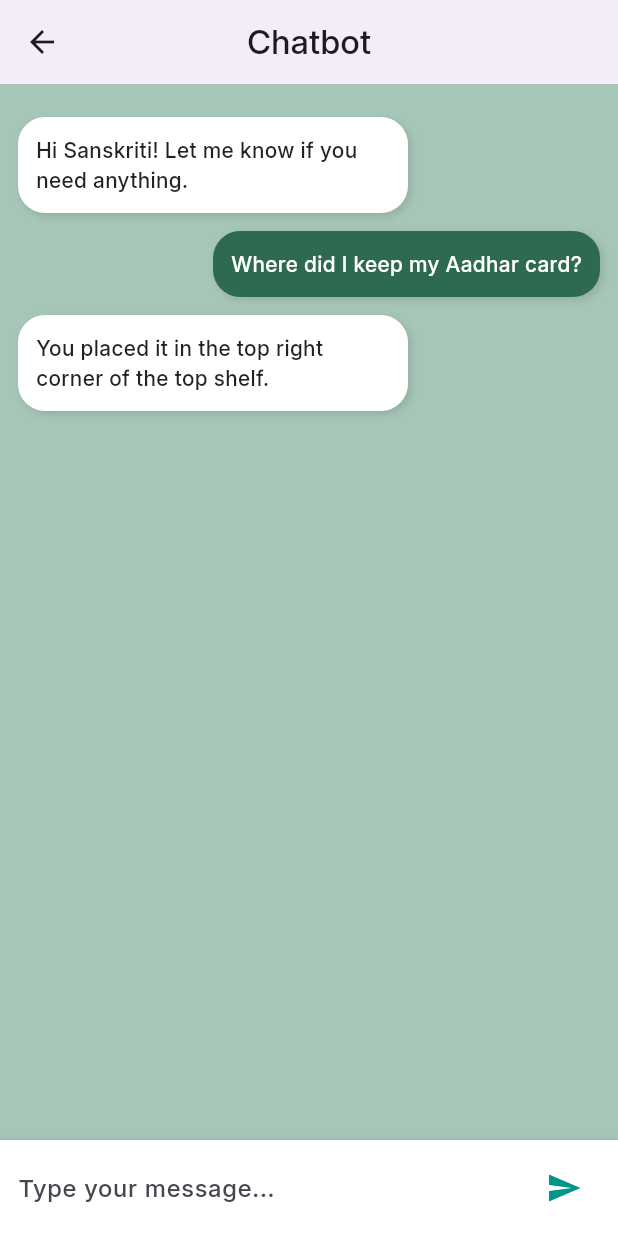
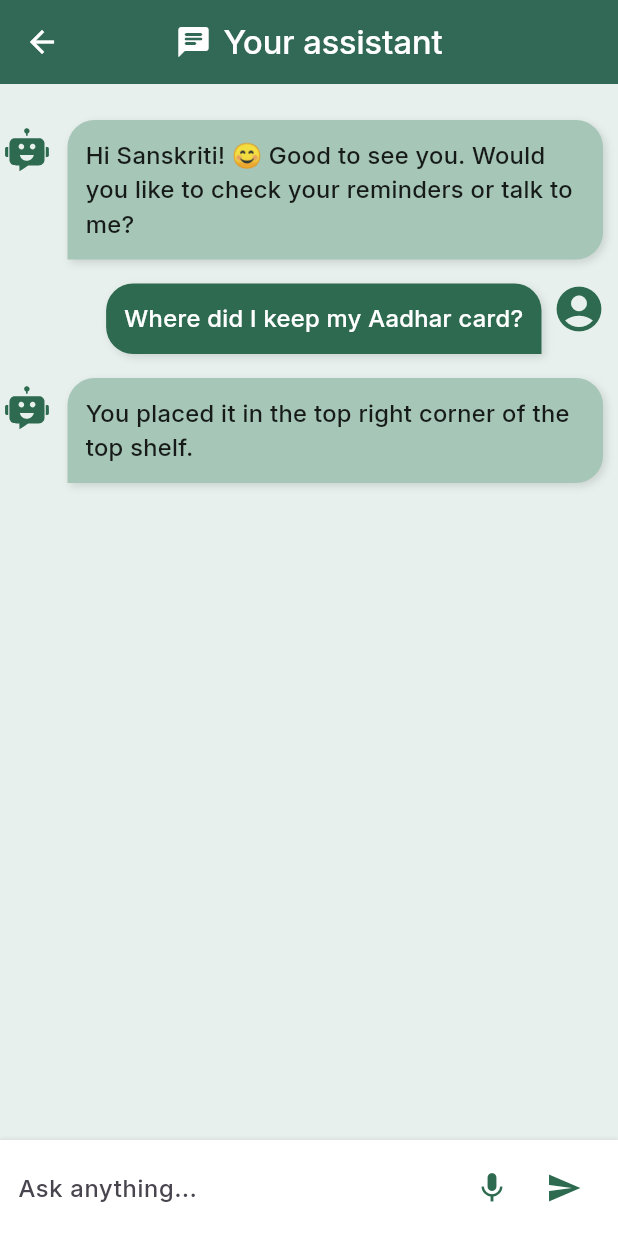
Before and after one commit to sanskriti49/dementia-app, a Flutter app: the ChatScreen screen opened directly, after a tap on the "send" icon, on a phone screen of 412 x 824 dp. Run offline on Flutter 3.47's test engine with Material 3 defaults, Android fonts, the phone set to English and light mode, and no system bars; our stand-ins replace flutter_svg.

Commit message:
updated ui

```diff
--- a/lib/chatbot.dart
+++ b/lib/chatbot.dart
@@ -1,4 +1,5 @@
 import 'package:flutter/material.dart';
+import 'package:flutter_svg/flutter_svg.dart';
 
 class ChatScreen extends StatefulWidget {
   const ChatScreen({super.key});
@@ -8,48 +9,125 @@ class ChatScreen extends StatefulWidget {
 }
 
 class _ChatScreenState extends State<ChatScreen> {
-  List<Map<String, String>> messages = [
-    {'sender': 'bot', 'text': 'Hi Sanskriti! Let me know if you need anything.'},
+  final List<Map<String, String>> messages = [
+    {
+      'sender': 'bot',
+      'text':
+          'Hi Sanskriti! 😊 Good to see you. Would you like to check your reminders or talk to me?',
+    },
     {'sender': 'user', 'text': 'Where did I keep my Aadhar card?'},
-    {'sender': 'bot', 'text': 'You placed it in the top right corner of the top shelf.'},
+    {
+      'sender': 'bot',
+      'text': 'You placed it in the top right corner of the top shelf.',
+    },
   ];
 
   final TextEditingController _controller = TextEditingController();
 
   Widget _buildMessage(String text, bool isUser) {
-    return Align(
-      alignment: isUser ? Alignment.centerRight : Alignment.centerLeft,
+    return Row(
+      mainAxisAlignment:
+          isUser ? MainAxisAlignment.end : MainAxisAlignment.start,
+      crossAxisAlignment: CrossAxisAlignment.start,
+      children: [
+        if(!isUser) ...[
+          Container(
+            width: 36,
+            height: 56,
+            margin: const EdgeInsets.only(right: 2),
+            child: SvgPicture.asset(
+              'assets/images/chatbot1.svg',
+              color: Color(0xFF2D6A4F),
+            ),
+          ),
+          //const SizedBox(width: 1),
+        ],
+        // : Icon(Icons.account_circle, color:Color(0xFF2D6A4F)),
+
+
+        Flexible(
           child: Container(
-        margin: const EdgeInsets.symmetric(vertical: 6, horizontal: 12),
+            margin: const EdgeInsets.symmetric(vertical: 8, horizontal:7),
             padding: const EdgeInsets.all(12),
-        constraints: const BoxConstraints(maxWidth: 260),
             decoration: BoxDecoration(
-          color: isUser ? Color(0xFF2D6A4F) : Colors.white,
-
-          borderRadius: BorderRadius.circular(18),
+              color:
+                  isUser
+                      ? const Color(0xFF2D6A4F)
+                      : const Color(0xFFA6C6B7),
+              borderRadius: BorderRadius.only(
+                topLeft: const Radius.circular(18),
+                topRight: const Radius.circular(18),
+                bottomLeft: Radius.circular(isUser ? 18 : 0),
+                bottomRight: Radius.circular(isUser ? 0 : 18),
+              ),
               boxShadow: const [
                 BoxShadow(
                   color: Colors.black12,
                   blurRadius: 4,
                   offset: Offset(2, 2),
-            )
+                ),
               ],
             ),
             child: Text(
               text,
-          style: TextStyle(color: isUser ? Colors.white : Colors.black87),
+              style: TextStyle(
+                color: isUser ? Colors.white : Colors.black87,
+                fontSize: 16,
+              ),
+
             ),
           ),
+        ),
+
+        if (isUser)
+          Container(
+            width: 36,
+            height: 50,
+            margin: const EdgeInsets.only(left: 0, right: 5),
+            child: const Icon(
+              Icons.account_circle,
+              color: Color(0xFF2D6A4F),
+              size: 36,
+            ),
+          ),
+        const SizedBox(width: 3),
+      ],
     );
+  }
+
+  void _sendMessage() {
+    String userInput = _controller.text.trim();
+    if (userInput.isEmpty) return;
+
+    setState(() {
+      messages.add({'sender': 'user', 'text': userInput});
+      messages.add({'sender': 'bot', 'text': "Let me check that for you..."});
+    });
+
+    _controller.clear();
   }
 
   @override
   Widget build(BuildContext context) {
     return Scaffold(
+      backgroundColor: const Color(0xFFE7F0ED),
       appBar: AppBar(
-        title: const Text('Chatbot'),
+        backgroundColor: const Color(0xFF2D6A4F),
+        automaticallyImplyLeading: true, // this ensures the back arrow appears
+        iconTheme: const IconThemeData(color: Colors.white),
+        elevation: 3,
         centerTitle: true,
-        elevation: 2,
+        title: Row(
+          mainAxisSize: MainAxisSize.min,
+          children: const [
+            Icon(Icons.chat_rounded, color: Colors.white),
+            SizedBox(width: 8),
+            Text(
+              'Your assistant',
+              style: TextStyle(color: Colors.white, fontFamily: 'Inter'),
+            ),
+          ],
+        ),
       ),
       body: Column(
         children: [
@@ -59,10 +137,7 @@ class _ChatScreenState extends State<ChatScreen> {
               itemCount: messages.length,
               itemBuilder: (context, index) {
                 final msg = messages[index];
-                return _buildMessage(
-                  msg['text']!,
-                  msg['sender'] == 'user',
-                );
+                return _buildMessage(msg['text']!, msg['sender'] == 'user');
               },
             ),
           ),
@@ -70,30 +145,34 @@ class _ChatScreenState extends State<ChatScreen> {
             padding: const EdgeInsets.symmetric(horizontal: 12, vertical: 8),
             decoration: const BoxDecoration(
               color: Colors.white,
-              boxShadow: [
-                BoxShadow(color: Colors.black12, blurRadius: 2),
-              ],
+              boxShadow: [BoxShadow(color: Colors.black12, blurRadius: 2)],
             ),
             child: Row(
               children: [
                 Expanded(
                   child: TextField(
                     controller: _controller,
+                    cursorColor: Color(0xFF2D6A4F),
                     decoration: const InputDecoration(
-                      hintText: 'Type your message...',
+                      hintText: 'Ask anything...',
                       border: InputBorder.none,
                     ),
                   ),
                 ),
                 IconButton(
-                  icon: const Icon(Icons.send, color: Colors.teal),
+                  //color:Color(0xFF2D6A4F),
+                  icon: const Icon(Icons.mic, color: Color(0xFF2D6A4F)),
                   onPressed: () {
-                    // You can implement functionality here later
+                    // voice input logic
                   },
-                )
+                ),
+                IconButton(
+                  icon: const Icon(Icons.send, color: Color(0xFF2D6A4F)),
+                  onPressed: _sendMessage,
+                ),
               ],
             ),
-          )
+          ),
         ],
       ),
     );
--- a/lib/home.dart
+++ b/lib/home.dart
@@ -43,6 +43,73 @@ class _HomePageState extends State<HomePage> {
   Widget build(BuildContext context) {
     return Scaffold(
       extendBodyBehindAppBar: true,
+
+      drawer: Drawer(
+        child: ListView(
+          padding: EdgeInsets.zero,
+          children: [
+             UserAccountsDrawerHeader(
+              decoration: BoxDecoration(color: Color(0xFF2D6A4F)),
+               accountName: Text(
+                 'Sanskriti Gupta',
+                 style: TextStyle(fontSize: 18),
+               ),
+               accountEmail: Row(
+                 children: [
+                   Icon(Icons.call, size: 16, color: Colors.white70),
+                   SizedBox(width: 6),
+                   Text(
+                     '+91 012345678',
+                     style: TextStyle(fontSize: 14, color: Colors.white70),
+                   ),
+                 ],
+               ),
+               currentAccountPicture: CircleAvatar(
+                 backgroundColor: Colors.white,
+                 child: Icon(Icons.person, color: Color(0xFF2D6A4F), size:44),
+               ),
+               // child: Text(
+               //  'Welcome, Sanskriti',
+               //  style: TextStyle(
+               //    color: Colors.white,
+               //    fontSize: 22,
+               //    fontWeight: FontWeight.bold,
+               //  ),\
+            ),
+
+            ListTile(
+              leading: const Icon(Icons.home),
+              title: const Text('Home'),
+              onTap: () => Navigator.pop(context),
+            ),
+            ListTile(
+              leading: const Icon(Icons.chat),
+              title: const Text('Chatbot'),
+              onTap: () {
+                Navigator.push(
+                  context,
+                  MaterialPageRoute(builder: (context) => const ChatScreen()),
+                );
+              },
+            ),
+            ListTile(
+              leading: const Icon(Icons.settings),
+              title: const Text('Settings'),
+              onTap: () {
+                // logout logic
+              },
+            ),
+            ListTile(
+              leading: const Icon(Icons.exit_to_app),
+              title: const Text('Logout'),
+              onTap: () {
+                // logout logic
+              },
+            ),
+          ],
+        ),
+      ),
+
       appBar: PreferredSize(
         preferredSize: const Size.fromHeight(65),
         child: ClipRRect(
@@ -53,11 +120,14 @@ class _HomePageState extends State<HomePage> {
           child: BackdropFilter(
             filter: ImageFilter.blur(sigmaX: 10, sigmaY: 10),
             child: AppBar(
-              backgroundColor: const Color(0xFF2D6A4F).withOpacity(0.85),
+              backgroundColor: const Color(0xFF2D6A4F),
               elevation: 0,
               centerTitle: true,
+              iconTheme: const IconThemeData(
+                color: Colors.white,
+              ),
               title: const Text(
-                'Healthcare',
+                'Dementia Care',
                 style: TextStyle(
                   color: Colors.white,
                   fontSize: 24,
@@ -70,14 +140,16 @@ class _HomePageState extends State<HomePage> {
           ),
         ),
       ),
+
       body: Center(
         child: Padding(
           padding: const EdgeInsets.only(top: 120.0, left: 16.0, right: 16.0),
           child: Column(
-            mainAxisAlignment: MainAxisAlignment.start, // or center if you want vertical centering
+            mainAxisAlignment: MainAxisAlignment.start,
             crossAxisAlignment: CrossAxisAlignment.center,
             children: <Widget>[
               const SizedBox(height: 20),
+
               const Text(
                 'Good Morning, Sanskriti!',
                 textAlign: TextAlign.center,
@@ -91,27 +163,63 @@ class _HomePageState extends State<HomePage> {
 
               const SizedBox(height: 20),
 
-              // ClipRRect(
-              //   borderRadius: BorderRadius.circular(16),
-              //   child:Image.asset(
-              //     'assets/images/home.jpeg',
-              //     width: 300,
-              //     height: 250,
-              //     fit: BoxFit.cover,
+
+
+              // Container(
+              //   margin: const EdgeInsets.only(top: 10),
+              //   padding: const EdgeInsets.symmetric(horizontal: 20, vertical: 12),
+              //   decoration: BoxDecoration(
+              //     borderRadius: BorderRadius.circular(16),
+              //     color: const Color(0xFFa6c6b7).withOpacity(0.25),
+              //     boxShadow: const [
+              //       BoxShadow(
+              //         color: Colors.teal,
+              //         blurRadius: 2,
+              //         offset: Offset(0, 4),
+              //       ),
+              //     ],
+              //   ),
+              //   child: Column(
+              //     children: [
+              //       Text(
+              //         _formattedDate(),
+              //         textAlign: TextAlign.center,
+              //         style: const TextStyle(
+              //           fontSize: 18,
+              //           color: Color(0xFF004D40),
+              //           fontFamily: 'Inter',
+              //         ),
+              //       ),
+              //       const SizedBox(height: 4),
+              //       Text(
+              //         _formattedTime(),
+              //         textAlign: TextAlign.center,
+              //         style: const TextStyle(
+              //           fontSize: 26,
+              //           fontWeight: FontWeight.bold,
+              //           color: Color(0xFF004D40),
+              //           fontFamily: 'Inter',
+              //         ),
+              //       ),
+              //     ],
               //   ),
               // ),
-              const SizedBox(height: 20),
+
               Container(
                 margin: const EdgeInsets.only(top: 10),
-                padding: const EdgeInsets.symmetric(horizontal: 20, vertical: 12),
+                padding: const EdgeInsets.all(24),
                 decoration: BoxDecoration(
-                  borderRadius: BorderRadius.circular(16),
-                  color: const Color(0xFFa6c6b7).withOpacity(0.25),
+                  borderRadius: BorderRadius.circular(24),
+                  gradient: LinearGradient(
+                    colors: [Color(0xFFE0F2F1), Color(0xFFBFE0D1)],
+                    begin: Alignment.topLeft,
+                    end: Alignment.bottomRight,
+                  ),
                   boxShadow: [
                     BoxShadow(
-                      color: Colors.black12,
-                      blurRadius: 10,
-                      offset: Offset(0, 4),
+                      color: Colors.green.withOpacity(0.2),
+                      blurRadius: 8,
+                      offset: Offset(0, 6),
                     ),
                   ],
                 ),
@@ -119,22 +227,20 @@ class _HomePageState extends State<HomePage> {
                   children: [
                     Text(
                       _formattedDate(),
-                      textAlign: TextAlign.center,
                       style: const TextStyle(
-                        fontSize: 18,
+                        fontSize: 20,
+                        fontWeight: FontWeight.w500,
                         color: Color(0xFF004D40),
-                        fontFamily: 'Inter',
                       ),
                     ),
-                    const SizedBox(height: 4),
+                    const SizedBox(height: 8),
                     Text(
                       _formattedTime(),
-                      textAlign: TextAlign.center,
                       style: const TextStyle(
-                        fontSize: 26,
+                        fontSize: 34,
                         fontWeight: FontWeight.bold,
                         color: Color(0xFF004D40),
-                        fontFamily: 'Inter',
+                        letterSpacing: 1.2,
                       ),
                     ),
                   ],
@@ -162,7 +268,6 @@ class _HomePageState extends State<HomePage> {
           ),
         ),
       ),
-
     );
   }
 }
--- a/lib/main.dart
+++ b/lib/main.dart
@@ -15,7 +15,8 @@ class MyApp extends StatelessWidget {
       theme: ThemeData(
         fontFamily: 'Inter',
         useMaterial3: true,
-        scaffoldBackgroundColor: Color(0xFFA6C6B7),
+        scaffoldBackgroundColor: const Color(0xFFE7F0ED),
+        //scaffoldBackgroundColor: Color(0xFFA6C6B7),
       ),
       home: const HomePage(),
       debugShowCheckedModeBanner: false,
--- a/pubspec.yaml
+++ b/pubspec.yaml
@@ -31,9 +31,12 @@ dependencies:
   flutter:
     sdk: flutter
 
+  flutter_svg: ^2.2.0
   # The following adds the Cupertino Icons font to your application.
   # Use with the CupertinoIcons class for iOS style icons.
   cupertino_icons: ^1.0.8
+
+
 
 dev_dependencies:
   flutter_test:
@@ -59,7 +62,7 @@ flutter:
 
   # To add assets to your application, add an assets section, like this:
   assets:
-     - assets/images/
+    - assets/images/
   #   - images/a_dot_ham.jpeg
 
   # An image asset can refer to one or more resolution-specific "variants", see
```
Also changed, not shown: assets/images/chatbot.jpg (added), assets/images/chatbot.png (added), assets/images/chatbot.svg (added), assets/images/chatbot1.svg (added), pubspec.lock. Lines whose indentation alone changed are shown as unchanged.
